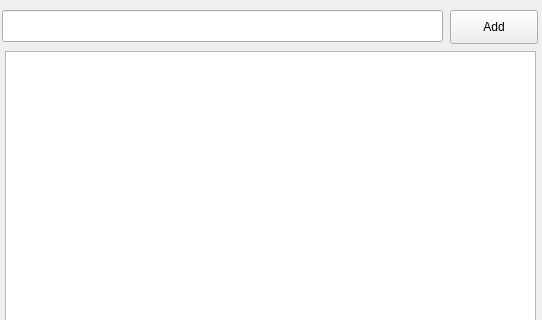
The window that src/main/mainwindow.ui (Jackkade/PricingManager) describes before a commit, drawn with Qt 5; both pictures show x 0 to 542 and y 0 to 320 of the 542 by 570 pixel window.
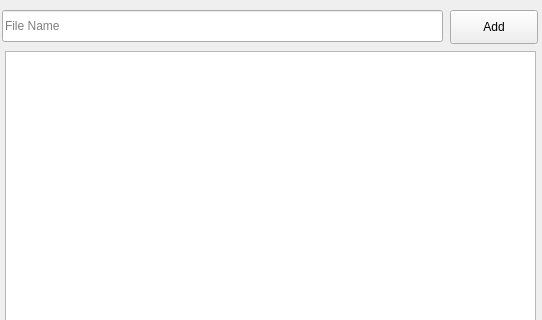
The same window after the commit.

Commit message: Max for file name input is now 8 characters

```diff
--- a/src/main/mainwindow.ui
+++ b/src/main/mainwindow.ui
@@ -26,6 +26,15 @@
       <height>32</height>
      </rect>
     </property>
+    <property name="maxLength">
+     <number>8</number>
+    </property>
+    <property name="placeholderText">
+     <string extracomment="File Name">File Name</string>
+    </property>
+    <property name="clearButtonEnabled">
+     <bool>true</bool>
+    </property>
    </widget>
    <widget class="QPushButton" name="btnAdd">
     <property name="geometry">
```
The commit also changes 2 other files.
